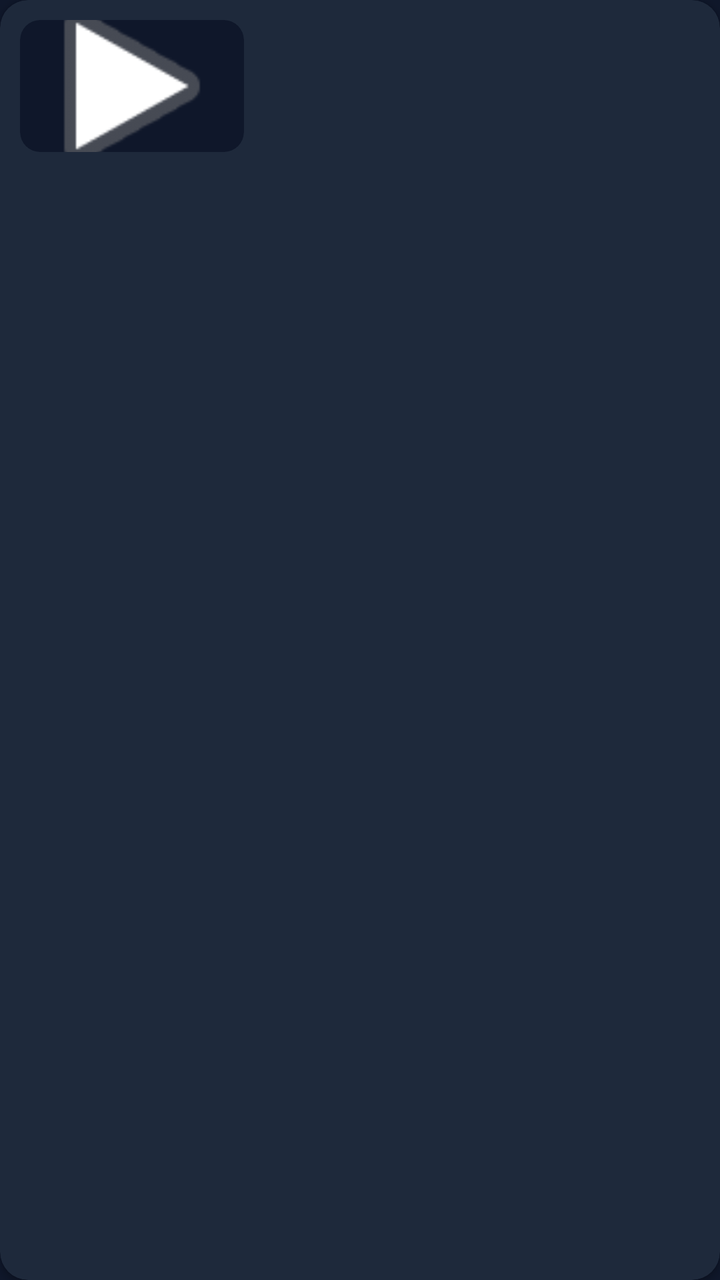
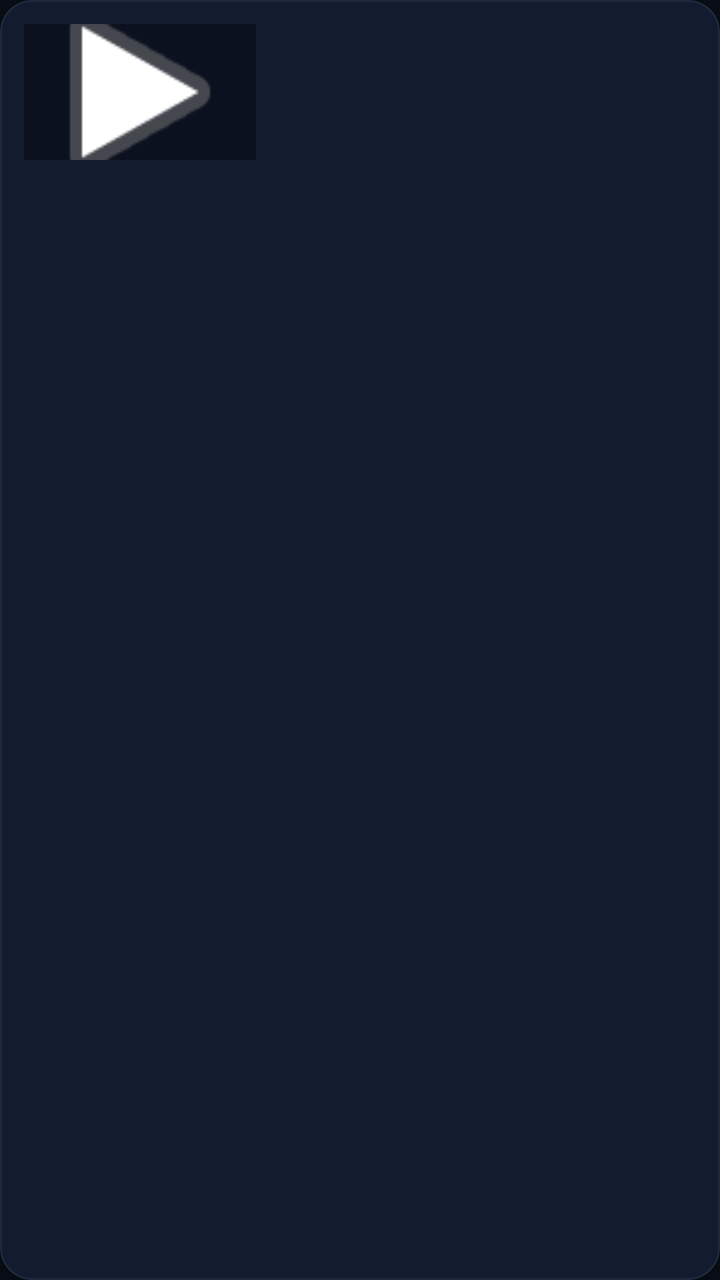

Before-and-after screenshots of an Android layout around one commit, followed by the original layout XML and the change that was made.
<!-- AndroidManifest.xml: application theme Theme.PureVideoPlayer -->
<!-- res/layout/item_media.xml -->
<?xml version="1.0" encoding="utf-8"?>
<com.google.android.material.card.MaterialCardView
    xmlns:android="http://schemas.android.com/apk/res/android"
    xmlns:app="http://schemas.android.com/apk/res-auto"
    android:layout_width="match_parent"
    android:layout_height="wrap_content"
    android:layout_marginBottom="10dp"
    android:layoutDirection="locale"
    app:cardBackgroundColor="@color/surface_dark"
    app:cardCornerRadius="14dp"
    app:cardElevation="2dp"
    app:strokeWidth="0dp">

    <LinearLayout
        android:layout_width="match_parent"
        android:layout_height="wrap_content"
        android:gravity="center_vertical"
        android:orientation="horizontal"
        android:padding="10dp">

        
        <com.google.android.material.card.MaterialCardView
            android:id="@+id/thumbContainer"
            android:layout_width="112dp"
            android:layout_height="66dp"
            app:cardBackgroundColor="@color/bg_dark"
            app:cardCornerRadius="10dp"
            app:cardElevation="0dp"
            app:strokeWidth="0dp">

            <FrameLayout
                android:layout_width="match_parent"
                android:layout_height="match_parent">

                <ImageView
                    android:id="@+id/ivIcon"
                    android:layout_width="match_parent"
                    android:layout_height="match_parent"
                    android:scaleType="centerCrop"
                    android:src="@android:drawable/ic_media_play" />

                
                <TextView
                    android:id="@+id/tvDurationBadge"
                    android:layout_width="wrap_content"
                    android:layout_height="wrap_content"
                    android:layout_gravity="bottom|end"
                    android:layout_margin="4dp"
                    android:background="#CC000000"
                    android:paddingHorizontal="6dp"
                    android:paddingVertical="2dp"
                    android:textColor="@color/white"
                    android:textSize="10sp"
                    android:textStyle="bold"
                    android:visibility="gone" />
            </FrameLayout>

        </com.google.android.material.card.MaterialCardView>

        <LinearLayout
            android:layout_width="0dp"
            android:layout_height="wrap_content"
            android:layout_marginStart="14dp"
            android:layout_weight="1"
            android:orientation="vertical">

            <TextView
                android:id="@+id/tvTitle"
                android:layout_width="match_parent"
                android:layout_height="wrap_content"
                android:ellipsize="end"
                android:maxLines="2"
                android:textAlignment="viewStart"
                android:textColor="@color/text_primary"
                android:textSize="15sp"
                android:textStyle="bold" />

            <TextView
                android:id="@+id/tvSubtitle"
                android:layout_width="match_parent"
                android:layout_height="wrap_content"
                android:layout_marginTop="4dp"
                android:textAlignment="viewStart"
                android:textColor="@color/text_secondary"
                android:textSize="12sp" />
        </LinearLayout>

    </LinearLayout>

</com.google.android.material.card.MaterialCardView>
<!-- resources referenced by this layout -->
<resources>
  <color name="bg_dark">#0F172A</color>
  <color name="surface_dark">#1E293B</color>
  <color name="text_primary">#F8FAFC</color>
  <color name="text_secondary">#94A3B8</color>
  <color name="white">#FFFFFF</color>
  <style name="Theme.PureVideoPlayer" parent="Theme.Material3.DayNight.NoActionBar">
          <item name="colorPrimary">@color/accent_blue</item>
          <item name="android:windowBackground">@color/bg_dark</item>
          <item name="android:statusBarColor">@color/surface_dark</item>
          <item name="android:navigationBarColor">@color/bg_dark</item>
      </style>
  <color name="accent_blue">#38BDF8</color>
</resources>

<!-- the commit's change to res/layout/item_media.xml (unified diff, before → after) -->
@@ -1,61 +1,54 @@
 <?xml version="1.0" encoding="utf-8"?>
-<com.google.android.material.card.MaterialCardView
-    xmlns:android="http://schemas.android.com/apk/res/android"
+<com.google.android.material.card.MaterialCardView xmlns:android="http://schemas.android.com/apk/res/android"
     xmlns:app="http://schemas.android.com/apk/res-auto"
     android:layout_width="match_parent"
     android:layout_height="wrap_content"
-    android:layout_marginBottom="10dp"
-    android:layoutDirection="locale"
-    app:cardBackgroundColor="@color/surface_dark"
-    app:cardCornerRadius="14dp"
-    app:cardElevation="2dp"
-    app:strokeWidth="0dp">
+    android:layout_marginStart="14dp"
+    android:layout_marginTop="6dp"
+    android:layout_marginEnd="14dp"
+    android:layout_marginBottom="6dp"
+    app:cardBackgroundColor="#131C2E"
+    app:cardCornerRadius="16dp"
+    app:cardElevation="3dp"
+    app:strokeColor="#1E293B"
+    app:strokeWidth="1dp">
 
     <LinearLayout
         android:layout_width="match_parent"
         android:layout_height="wrap_content"
         android:gravity="center_vertical"
         android:orientation="horizontal"
-        android:padding="10dp">
+        android:padding="12dp">
 
-        
-        <com.google.android.material.card.MaterialCardView
-            android:id="@+id/thumbContainer"
-            android:layout_width="112dp"
-            android:layout_height="66dp"
-            app:cardBackgroundColor="@color/bg_dark"
-            app:cardCornerRadius="10dp"
-            app:cardElevation="0dp"
-            app:strokeWidth="0dp">
+        <FrameLayout
+            android:layout_width="116dp"
+            android:layout_height="68dp">
 
-            <FrameLayout
+            <ImageView
+                android:id="@+id/ivIcon"
                 android:layout_width="match_parent"
-                android:layout_height="match_parent">
+                android:layout_height="match_parent"
+                android:background="#0B111E"
+                android:scaleType="centerCrop"
+                android:src="@android:drawable/ic_media_play" />
 
-                <ImageView
-                    android:id="@+id/ivIcon"
-                    android:layout_width="match_parent"
-                    android:layout_height="match_parent"
-                    android:scaleType="centerCrop"
-                    android:src="@android:drawable/ic_media_play" />
-
-                
-                <TextView
-                    android:id="@+id/tvDurationBadge"
-                    android:layout_width="wrap_content"
-                    android:layout_height="wrap_content"
-                    android:layout_gravity="bottom|end"
-                    android:layout_margin="4dp"
-                    android:background="#CC000000"
-                    android:paddingHorizontal="6dp"
-                    android:paddingVertical="2dp"
-                    android:textColor="@color/white"
-                    android:textSize="10sp"
-                    android:textStyle="bold"
-                    android:visibility="gone" />
-            </FrameLayout>
-
-        </com.google.android.material.card.MaterialCardView>
+            <TextView
+                android:id="@+id/tvDurationBadge"
+                android:layout_width="wrap_content"
+                android:layout_height="wrap_content"
+                android:layout_gravity="bottom|end"
+                android:layout_margin="4dp"
+                android:background="#CC000000"
+                android:paddingStart="6dp"
+                android:paddingTop="2dp"
+                android:paddingEnd="6dp"
+                android:paddingBottom="2dp"
+                android:text="00:00"
+                android:textColor="#FFFFFF"
+                android:textSize="11sp"
+                android:textStyle="bold"
+                android:visibility="gone" />
+        </FrameLayout>
 
         <LinearLayout
             android:layout_width="0dp"
@@ -70,8 +63,7 @@
                 android:layout_height="wrap_content"
                 android:ellipsize="end"
                 android:maxLines="2"
-                android:textAlignment="viewStart"
-                android:textColor="@color/text_primary"
+                android:textColor="#FFFFFF"
                 android:textSize="15sp"
                 android:textStyle="bold" />
 
@@ -79,12 +71,11 @@
                 android:id="@+id/tvSubtitle"
                 android:layout_width="match_parent"
                 android:layout_height="wrap_content"
-                android:layout_marginTop="4dp"
-                android:textAlignment="viewStart"
-                android:textColor="@color/text_secondary"
+                android:layout_marginTop="5dp"
+                android:ellipsize="end"
+                android:maxLines="1"
+                android:textColor="#94A3B8"
                 android:textSize="12sp" />
         </LinearLayout>
-
     </LinearLayout>
-
 </com.google.android.material.card.MaterialCardView>
<!-- resource entries referenced after the edit -->
@@ -1,11 +1,8 @@
 <!-- resources referenced by this layout -->
 <resources>
-  <color name="bg_dark">#0F172A</color>
-  <color name="surface_dark">#1E293B</color>
-  <color name="text_primary">#F8FAFC</color>
-  <color name="text_secondary">#94A3B8</color>
-  <color name="white">#FFFFFF</color>
-  <style name="Theme.PureVideoPlayer" parent="Theme.Material3.DayNight.NoActionBar">
+  <color name="bg_dark">#090D16</color>
+  <color name="surface_dark">#131C2E</color>
+  <style name="Theme.PureVideoPlayer" parent="Theme.Material3.Dark.NoActionBar">
           <item name="colorPrimary">@color/accent_blue</item>
           <item name="android:windowBackground">@color/bg_dark</item>
           <item name="android:statusBarColor">@color/surface_dark</item>
